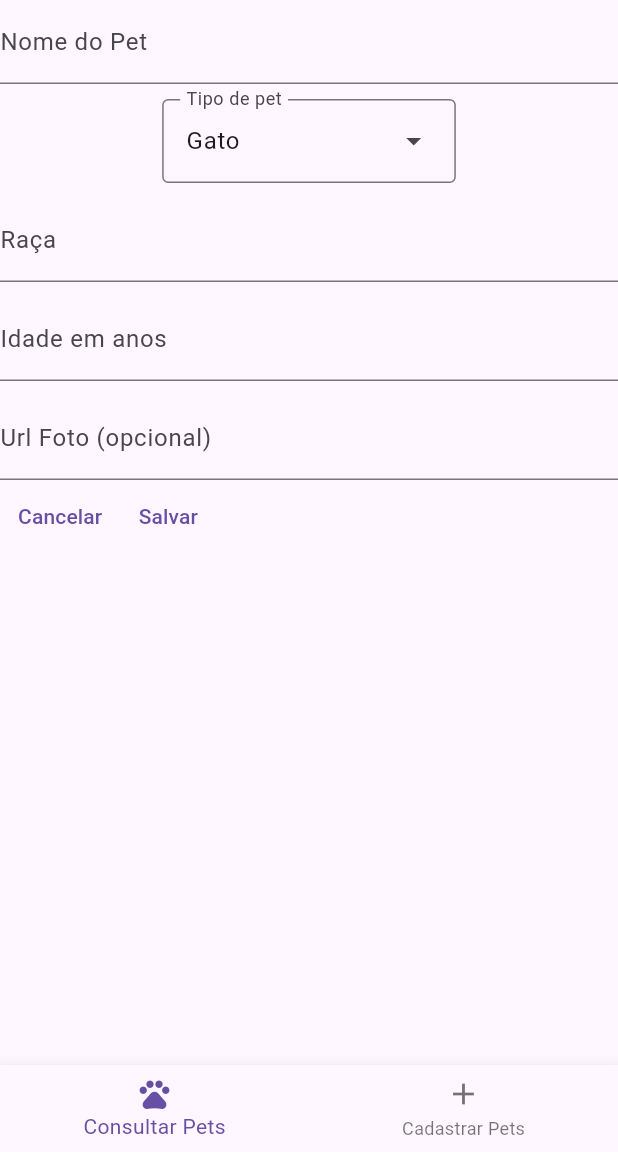
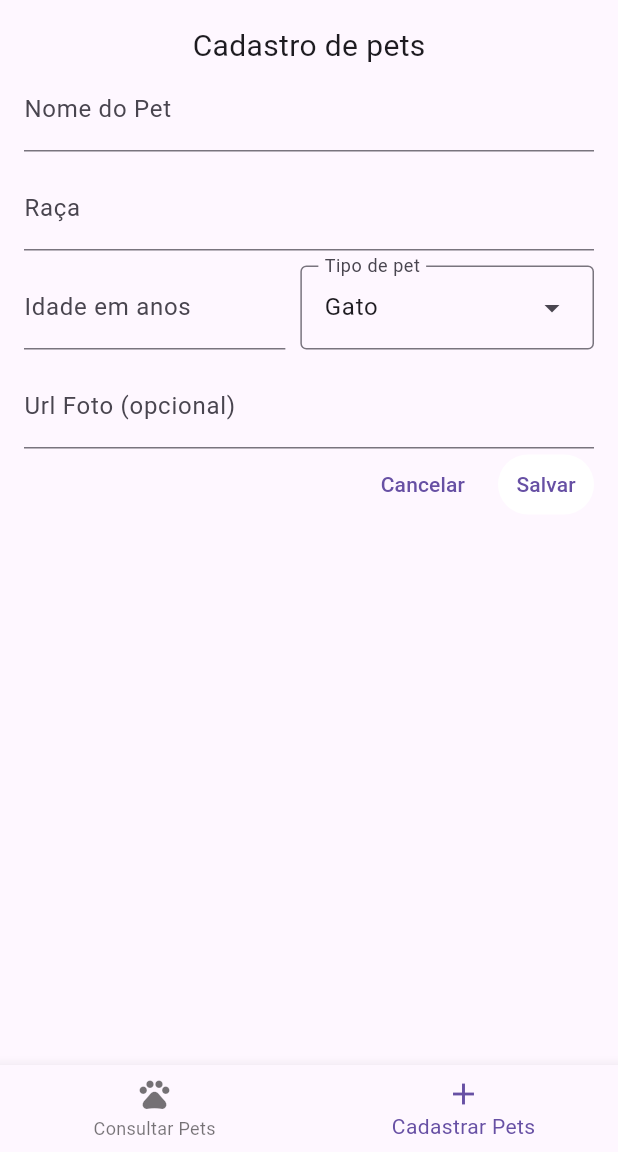
Before and after one commit to yDewolf/AulasFlutter, a Flutter app: the screen it shows after launch, swiped to page 2, on a phone screen of 412 x 824 dp, the part 84-1236 px from its top. Run offline on Flutter 3.47's test engine with Material 3 defaults, Android fonts, the phone set to English and light mode, and no system bars.

Commit message:
A bit better forms

```diff
--- a/projeto_pet_shop/lib/navigator.dart
+++ b/projeto_pet_shop/lib/navigator.dart
@@ -33,7 +33,7 @@ class _PageNavigatorState extends State<PageNavigator> {
   @override
   Widget build(BuildContext context) {
     final screens = [
-      HomePage(pets: widget.app_variables.pets), PetEditForm(pets: widget.app_variables.pets, onConfirm: () {},)
+      HomePage(pets: widget.app_variables.pets), PetRegister(pets: widget.app_variables.pets)
     ];
 
     return Scaffold(
@@ -48,6 +48,7 @@ class _PageNavigatorState extends State<PageNavigator> {
       ),
       bottomNavigationBar: BottomNavigationBar(
         onTap: _onItemTapped,
+        currentIndex: currentIdx,
         items: [
           BottomNavigationBarItem(
             icon: Icon(Icons.pets),
--- a/projeto_pet_shop/lib/screens/pet_register.dart
+++ b/projeto_pet_shop/lib/screens/pet_register.dart
@@ -17,7 +17,12 @@ class _PetRegisterState extends State<PetRegister> {
   Widget build(BuildContext context) {
     return Container(
       padding: EdgeInsets.all(16.0),
-      child: PetEditForm(pets: widget.pets, onConfirm: () {}),
+      child: Column(
+        children: [
+          Text("Cadastro de pets", style: TextStyle(fontSize: 20.0),),
+          PetEditForm(pets: widget.pets, onConfirm: () {}),
+        ],
+      ),
     );
   }
 
@@ -135,6 +140,28 @@ class _PetEditFormState extends State<PetEditForm> {
                 labelText: "Nome do Pet"
               ),
             ),
+
+            TextField(
+              controller: raceController,
+              decoration: InputDecoration(
+                labelText: "Raça"
+              ),
+            ),
+            Row(
+              spacing: 10.0,
+              children: [
+                Flexible(
+                  child: TextField(
+                    controller: ageController,
+                    keyboardType: TextInputType.number,
+                    inputFormatters: [
+                      FilteringTextInputFormatter.digitsOnly
+                    ],
+                    decoration: InputDecoration(
+                      labelText: "Idade em anos"
+                    ),
+                  ),
+                ),
                 Builder(
                   builder: (context) {
                     PetTypes defaultPetType = PetTypes.cat;
@@ -156,21 +183,7 @@ class _PetEditFormState extends State<PetEditForm> {
                     );
                   }
                 ),
-            TextField(
-              controller: raceController,
-              decoration: InputDecoration(
-                labelText: "Raça"
-              ),
-            ),
-            TextField(
-              controller: ageController,
-              keyboardType: TextInputType.number,
-              inputFormatters: [
-                FilteringTextInputFormatter.digitsOnly
               ],
-              decoration: InputDecoration(
-                labelText: "Idade em anos"
-              ),
             ),
             TextField(
               controller: imageController,
@@ -210,6 +223,8 @@ class _PetAddButtons extends StatelessWidget {
   @override
   Widget build(BuildContext context) {
     return Row(
+      mainAxisAlignment: MainAxisAlignment.end,
+      spacing: 10.0,
       children: [
         TextButton(
           child: Text("Cancelar"),
@@ -219,6 +234,7 @@ class _PetAddButtons extends StatelessWidget {
         ),
         TextButton(
           child: Text("Salvar"),
+          style: ElevatedButton.styleFrom(backgroundColor: Colors.white),
           onPressed: () {
             List<String> missingFields = [];
             final Map<String, TextEditingController> requiredFields = {
@@ -276,6 +292,8 @@ class _PetEditButtons extends StatelessWidget {
   @override
   Widget build(BuildContext context) {
     return Row(
+      mainAxisAlignment: MainAxisAlignment.end,
+      spacing: 10.0,
       children: [
         TextButton(
           child: Text("Cancelar"),
@@ -285,6 +303,7 @@ class _PetEditButtons extends StatelessWidget {
         ),
         TextButton(
           child: Text("Salvar"),
+          style: ElevatedButton.styleFrom(backgroundColor: Colors.white),
           onPressed: () {
             // Navigator.of(context).pop();
             GeneralUtils.showConfirmForm(
```
Also changed, not shown: projeto_pet_shop/lib/screens/home.dart (+14 -2 lines). Lines whose indentation alone changed are shown as unchanged.
